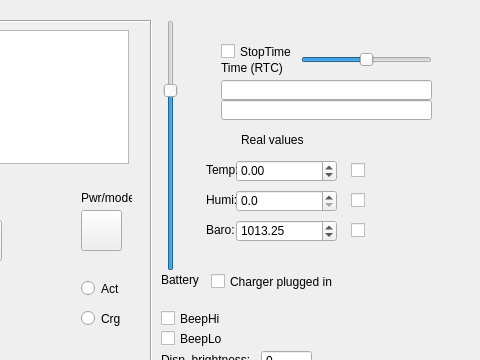
Old version of the form Qsim/simu_hygro/simuhygro/mainw.ui in the repository nagyizee/Hygrometer; both pictures show x 149 to 629 and y 0 to 360 of the 629 by 482 pixel window.
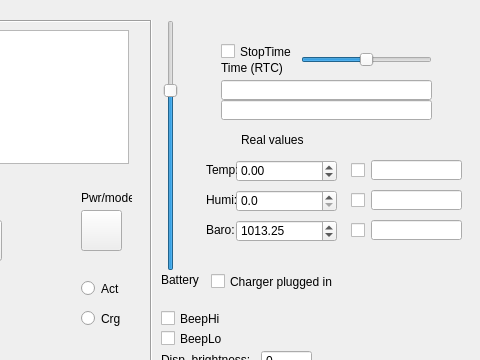
New version of the form.

Diff of the .ui file:
```diff
--- a/Qsim/simu_hygro/simuhygro/mainw.ui
+++ b/Qsim/simu_hygro/simuhygro/mainw.ui
@@ -593,6 +593,36 @@
      <string/>
     </property>
    </widget>
+   <widget class="QLineEdit" name="tb_shed_temp">
+    <property name="geometry">
+     <rect>
+      <x>520</x>
+      <y>160</y>
+      <width>91</width>
+      <height>20</height>
+     </rect>
+    </property>
+   </widget>
+   <widget class="QLineEdit" name="tb_shed_rh">
+    <property name="geometry">
+     <rect>
+      <x>520</x>
+      <y>190</y>
+      <width>91</width>
+      <height>20</height>
+     </rect>
+    </property>
+   </widget>
+   <widget class="QLineEdit" name="tb_shed_press">
+    <property name="geometry">
+     <rect>
+      <x>520</x>
+      <y>220</y>
+      <width>91</width>
+      <height>20</height>
+     </rect>
+    </property>
+   </widget>
   </widget>
  </widget>
  <layoutdefault spacing="6" margin="11"/>
```
